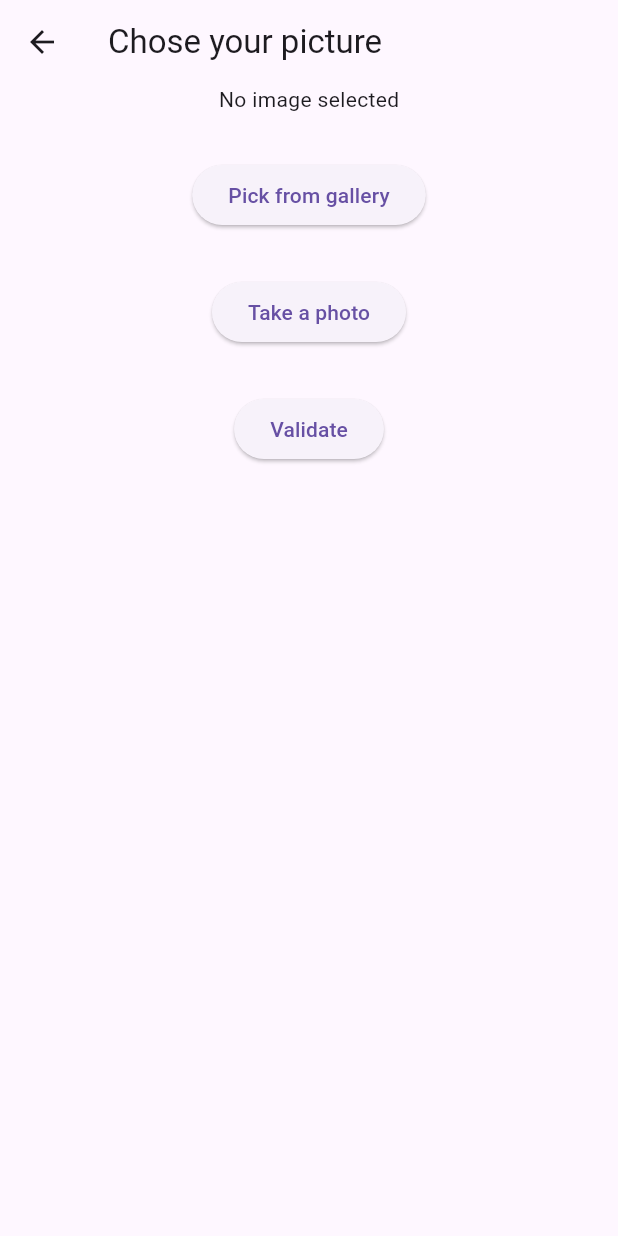
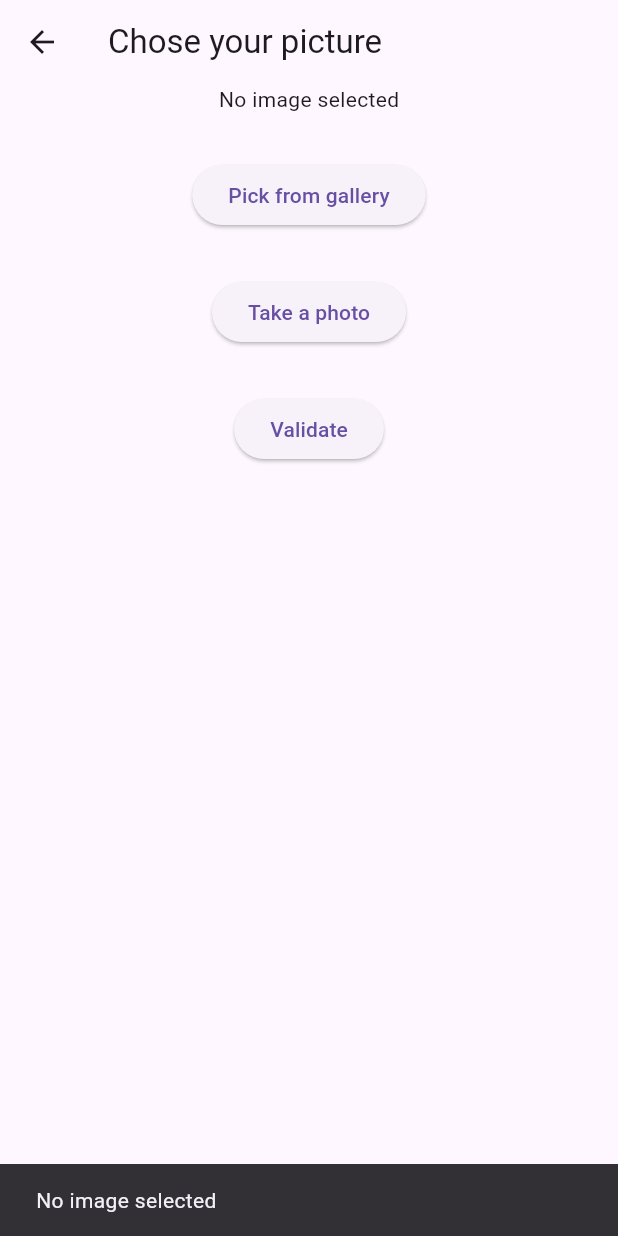
Before and after one commit to Yanislammari/X-Project-Flutter, a Flutter app: the OnboardingImageScreen screen opened by its route, after a tap on "Pick from gallery", on a phone screen of 412 x 824 dp. Run offline on Flutter 3.47's test engine with Material 3 defaults, Android fonts, the phone set to English and light mode, and no system bars; our stand-ins replace cloud_firestore, firebase_auth, firebase_core, firebase_storage, flutter_bloc, google_sign_in and 1 more; accounts and stored records are empty; generated files the repository leaves out were written again.

Commit message:
End of login register + onboarding

```diff
--- a/lib/core/blocs/on_boarding_bloc/on_boarding_bloc.dart
+++ b/lib/core/blocs/on_boarding_bloc/on_boarding_bloc.dart
@@ -1,14 +1,25 @@
+import 'dart:io';
+
 import 'package:flutter/material.dart';
 import 'package:flutter_bloc/flutter_bloc.dart';
+import 'package:image_picker/image_picker.dart';
 import 'package:x_project_flutter/core/extension/string_extensions.dart';
+import 'package:x_project_flutter/core/models/user.dart';
+
+import '../../repositories/onboarding/onboarding_repository.dart';
 
 part 'on_boarding_event.dart';
 part 'on_boarding_state.dart';
 
 class OnBoardingBloc extends Bloc<OnBoardingEvent, OnBoardingState> {
-  OnBoardingBloc() : super(OnBoardingState()) {
+
+  final OnBoardingRepository onBoardingRepository;
+  final ImagePicker _picker = ImagePicker();
+
+  OnBoardingBloc({required this.onBoardingRepository}) : super(OnBoardingState()) {
     on<OnBoardingSendDescriptionAndPseudo>(_onBoardingSendDescriptionAndPseudo);
-    on<OnBoardingSendImage>(_onBoardingSendImage);
+    on<OnBoardingChoseImage>(_choseImage);
+    on<OnBoardingRegisterUser>(_onBoardingRegisterUser);
   }
 
   void _onBoardingSendDescriptionAndPseudo(OnBoardingSendDescriptionAndPseudo event, Emitter<OnBoardingState> emit) {
@@ -23,12 +34,43 @@ class OnBoardingBloc extends Bloc<OnBoardingEvent, OnBoardingState> {
     }
   }
 
-  void _onBoardingSendImage(OnBoardingSendImage event, Emitter<OnBoardingState> emit) {
+  Future<void> _choseImage(OnBoardingChoseImage event, Emitter<OnBoardingState> emit) async {
     emit(state.copyWith(status: OnBoardingStatus.initial));
-    if (event.image == null) {
-      emit(state.copyWith(status: OnBoardingStatus.imageInvalid, message: "Image is required"));
-    } else {
-      emit(state.copyWith(status: OnBoardingStatus.imageValid, image: event.image));
+
+    try {
+      final pickedFile = await _picker.pickImage(source: event.imageSource);
+
+      if (pickedFile != null) {
+        final imageFile = File(pickedFile.path);
+        emit(state.copyWith(status: OnBoardingStatus.imageValid, imageFile: imageFile));
+      } else {
+        emit(state.copyWith(status: OnBoardingStatus.imageInvalid, message: "No image selected"));
+      }
+    } catch (e) {
+      emit(state.copyWith(status: OnBoardingStatus.imageInvalid, message: "No image selected"));
+    }
+  }
+
+  Future<void> _onBoardingRegisterUser(OnBoardingRegisterUser event, Emitter<OnBoardingState> emit) async {
+    emit(state.copyWith(status: OnBoardingStatus.loading));
+
+    try {
+      UserFromBloc user = UserFromBloc(
+        pseudo: state.pseudo!,
+        bio: state.description!,
+        imageFile: state.imageFile!,
+      );
+      await onBoardingRepository.registerUser(user);
+      emit(state.copyWith(status: OnBoardingStatus.registerSuccess));
+    } catch (e) {
+      String errorMessage;
+
+      if (e is Exception) {
+        errorMessage = e.toString().deleteException();
+      } else {
+        errorMessage = "An error occured, please try again";
+      }
+      emit(state.copyWith(status: OnBoardingStatus.errorRegister, message: errorMessage));
     }
   }
 }
--- a/lib/core/blocs/on_boarding_bloc/on_boarding_event.dart
+++ b/lib/core/blocs/on_boarding_bloc/on_boarding_event.dart
@@ -11,7 +11,11 @@ final class OnBoardingSendDescriptionAndPseudo extends OnBoardingEvent {
   const OnBoardingSendDescriptionAndPseudo({this.description, this.pseudo});
 }
 
-final class OnBoardingSendImage extends OnBoardingEvent {
-  final Image? image;
-  const OnBoardingSendImage({this.image});
+final class OnBoardingChoseImage extends OnBoardingEvent {
+  final ImageSource imageSource;
+  const OnBoardingChoseImage({required this.imageSource});
 }
+
+final class OnBoardingRegisterUser extends OnBoardingEvent {
+  const OnBoardingRegisterUser();
+}
--- a/lib/core/blocs/on_boarding_bloc/on_boarding_state.dart
+++ b/lib/core/blocs/on_boarding_bloc/on_boarding_state.dart
@@ -2,10 +2,12 @@ part of 'on_boarding_bloc.dart';
 
 enum OnBoardingStatus {
   initial,
+  loading,
   pseudoDescValid,
   pseudoDescInvalid,
   imageValid,
   imageInvalid,
+  registerSuccess,
   errorRegister,
 }
 
@@ -15,7 +17,7 @@ class OnBoardingState {
   final Exception? error;
   final String? pseudo;
   final String? description;
-  final Image? image;
+  final File? imageFile;
 
   OnBoardingState({
     this.status = OnBoardingStatus.initial,
@@ -23,7 +25,7 @@ class OnBoardingState {
     this.error,
     this.pseudo,
     this.description,
-    this.image,
+    this.imageFile,
   });
 
   OnBoardingState copyWith({
@@ -32,7 +34,7 @@ class OnBoardingState {
     String? message,
     String? pseudo,
     String? description,
-    Image? image,
+    File? imageFile,
   }) {
     return OnBoardingState(
       status: status ?? this.status,
@@ -40,7 +42,7 @@ class OnBoardingState {
       message: message ?? this.message,
       pseudo: pseudo ?? this.pseudo,
       description: description ?? this.description,
-      image: image ?? this.image,
+      imageFile: imageFile ?? this.imageFile,
     );
   }
 }
--- /dev/null
+++ b/lib/core/models/user.dart
@@ -0,0 +1,13 @@
+import 'dart:io';
+
+class UserFromBloc {
+  final String pseudo;
+  final String bio;
+  final File imageFile;
+
+  UserFromBloc({
+    required this.pseudo,
+    required this.bio,
+    required this.imageFile,
+  });
+}
--- a/lib/core/repositories/login/firebase_login_data_source.dart
+++ b/lib/core/repositories/login/firebase_login_data_source.dart
@@ -46,7 +46,7 @@ class FirebaseLoginDataSource extends LoginDataSource {
   Future<bool> checkIfUserUidExist(String? uid) async {
     final querySnapshot = await FirebaseFirestore.instance
         .collection('users')
-        .where('uuid_user', isEqualTo: uid)
+        .where('user_uuid', isEqualTo: uid)
         .limit(1) // optional: only need to know if exists
         .get();
     return querySnapshot.docs.isNotEmpty;
--- a/lib/core/repositories/onboarding/onboarding_data_source.dart
+++ b/lib/core/repositories/onboarding/onboarding_data_source.dart
@@ -0,0 +1,5 @@
+import '../../models/user.dart';
+
+abstract class OnboardingDataSource {
+  Future<void> registerUser(UserFromBloc user);
+}
--- a/lib/core/repositories/onboarding/onboarding_repository.dart
+++ b/lib/core/repositories/onboarding/onboarding_repository.dart
@@ -0,0 +1,12 @@
+import '../../models/user.dart';
+import 'onboarding_data_source.dart';
+
+class OnBoardingRepository {
+  final OnboardingDataSource onboardingDataSource;
+
+  OnBoardingRepository({required this.onboardingDataSource});
+
+  Future<void> registerUser(UserFromBloc user) async{
+    return await onboardingDataSource.registerUser(user);
+  }
+}
--- a/lib/core/repositories/register/register_repository.dart
+++ b/lib/core/repositories/register/register_repository.dart
@@ -1,12 +1,12 @@
 import 'package:firebase_auth/firebase_auth.dart';
-import 'package:x_project_flutter/core/repositories/register/firebase_register_data_source.dart';
+import 'package:x_project_flutter/core/repositories/register/register_data_source.dart';
 
 class RegisterRepository{
-  final FirebaseRegisterDataSource firebaseRegisterDataSource;
+  final RegisterDataSource registerDataSource;
 
-  const RegisterRepository({required this.firebaseRegisterDataSource});
+  const RegisterRepository({required this.registerDataSource});
 
   Future<UserCredential?> signUp(String email, String password) async {
-    return await firebaseRegisterDataSource.signUp(email, password);
+    return await registerDataSource.signUp(email, password);
   }
 }
--- a/lib/on_board_screen/onboarding_image_screen.dart
+++ b/lib/on_board_screen/onboarding_image_screen.dart
@@ -1,16 +1,20 @@
 import 'dart:io';
 
 import 'package:flutter/material.dart';
+import 'package:flutter_bloc/flutter_bloc.dart';
 import 'package:image_picker/image_picker.dart';
+import 'package:x_project_flutter/core/blocs/on_boarding_bloc/on_boarding_bloc.dart';
 import 'package:x_project_flutter/home_screen/home_screen.dart';
 
 import '../l10n/generated/app_localizations.dart';
 
 class OnboardingImageScreen extends StatefulWidget {
   static const String routeName = '/on_board/profile_picture';
+
   static void navigateTo(BuildContext context) {
     Navigator.of(context).pushNamed(routeName);
   }
+
   const OnboardingImageScreen({super.key});
 
   @override
@@ -19,18 +23,8 @@ class OnboardingImageScreen extends StatefulWidget {
 
 class _OnboardingImageScreenState extends State<OnboardingImageScreen> {
 
-  File? image;
+  File? imageFile;
   final picker = ImagePicker();
-
-  Future<void> getImage(ImageSource source) async {
-    final pickedFile = await picker.pickImage(source: source);
-
-    if (pickedFile != null) {
-      setState(() {
-        image = File(pickedFile.path);
-      });
-    }
-  }
 
   @override
   Widget build(BuildContext context) {
@@ -38,27 +32,57 @@ class _OnboardingImageScreenState extends State<OnboardingImageScreen> {
 
     return Scaffold(
       appBar: AppBar(title: Text(loc.registerImageScreen_title)),
-      body: Center(
+      body: BlocListener<OnBoardingBloc, OnBoardingState>(
+        listener: (context, state) {
+          if (state.status == OnBoardingStatus.registerSuccess) {
+            Navigator.of(context).pushNamedAndRemoveUntil(
+              HomeScreen.routeName, (route) => false,
+            );
+          } else if (state.status == OnBoardingStatus.imageInvalid ||
+              state.status == OnBoardingStatus.errorRegister) {
+            ScaffoldMessenger.of(context).showSnackBar(
+              SnackBar(content: Text(state.message ?? "Something went wrong")),
+            );
+          }
+        },
+        child: BlocBuilder<OnBoardingBloc, OnBoardingState>(
+          builder: (context, state) {
+            if (state.status == OnBoardingStatus.loading) {
+              return const Center(child: CircularProgressIndicator());
+            }
+
+            return Center(
               child: Column(
                 spacing: 30,
                 mainAxisAlignment: MainAxisAlignment.start,
                 children: [
-            image == null
-                ? Text(loc.registerImageScreen_textNoImage)
-                : Image.file(image!, height: 200),
+                  if (state.imageFile != null)
+                    Image.file(state.imageFile!, height: 200)
+                  else
+                    Text(loc.registerImageScreen_textNoImage),
+
                   ElevatedButton(
-              onPressed: () => getImage(ImageSource.gallery),
+                    onPressed: () => context.read<OnBoardingBloc>().add(
+                      OnBoardingChoseImage(imageSource: ImageSource.gallery),
+                    ),
                     child: Text(loc.registerImageScreen_buttonPickFromGal),
                   ),
                   ElevatedButton(
-              onPressed: () => getImage(ImageSource.camera),
+                    onPressed: () => context.read<OnBoardingBloc>().add(
+                      OnBoardingChoseImage(imageSource: ImageSource.camera),
+                    ),
                     child: Text(loc.registerImageScreen_buttonTakePhoto),
                   ),
                   ElevatedButton(
-                onPressed: ()=>HomeScreen.navigateTo(context),
-                child: Text(loc.registerDescriptionScreen_buttonValidate)
-            )
+                    onPressed: () => context.read<OnBoardingBloc>().add(
+                      OnBoardingRegisterUser(),
+                    ),
+                    child: Text(loc.registerDescriptionScreen_buttonValidate),
+                  ),
                 ],
+              ),
+            );
+          },
         ),
       ),
     );
--- a/pubspec.yaml
+++ b/pubspec.yaml
@@ -40,6 +40,7 @@ dependencies:
   image_picker: ^1.1.2
   cupertino_icons: ^1.0.8
   flutter_bloc: ^9.1.1
+  firebase_storage: ^12.4.7
 
 dev_dependencies:
   flutter_test:
```
Also changed, not shown: lib/core/repositories/onboarding/firebase_onboarding_data_source.dart (+32 -0 lines), lib/main.dart (+9 -1 lines), lib/on_board_screen/onboarding_description_screen.dart (+31 -10 lines), pubspec.lock, 7 other files. Lines whose indentation alone changed are shown as unchanged.
